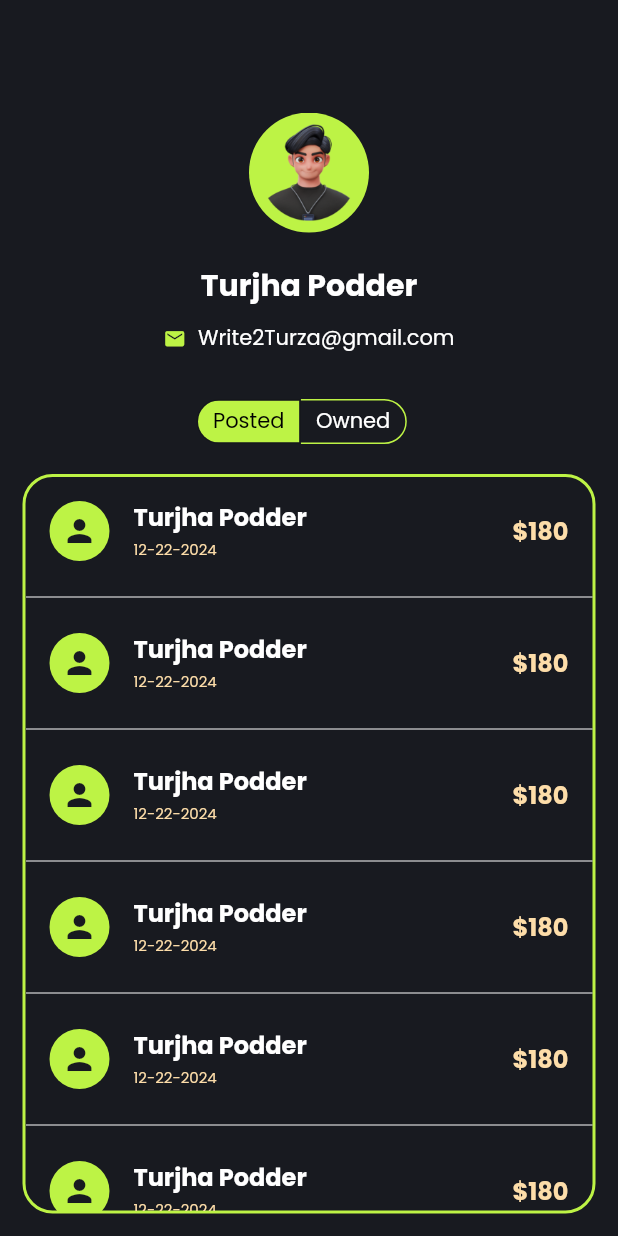
After one commit to Turzapodder/flutter_auction_app, a Flutter app: the ProfilePage screen opened directly, on a phone screen of 412 x 824 dp. The commit adds this screen. Run offline on Flutter 3.47's test engine with Material 2 defaults, Android fonts, the light colour scheme and no system bars; our stand-ins replace curved_navigation_bar, image_picker.

Commit message:
Profile & dashboard Designs are Completed

```diff
--- /dev/null
+++ b/lib/screens/profile_page.dart
@@ -0,0 +1,101 @@
+
+
+import 'package:auctionapp/const/colors.dart';
+import 'package:flutter/material.dart';
+
+import '../widgets/Profile_item_containers.dart';
+
+class ProfilePage extends StatefulWidget {
+  const ProfilePage({Key? key}) : super(key: key);
+
+  @override
+  State<ProfilePage> createState() => _ProfilePageState();
+}
+
+class _ProfilePageState extends State<ProfilePage> {
+  bool _isPostedSelected = true;
+  @override
+  Widget build(BuildContext context) {
+    return Scaffold(
+      backgroundColor: AppColor.primary,
+      body: Padding(
+        padding: EdgeInsets.all(15),
+        child: Container(
+          width: double.infinity,
+          child: Column(
+            crossAxisAlignment: CrossAxisAlignment.center,
+            children: [
+              SizedBox(
+                height: 60,
+              ),
+              Stack(
+                children: [
+                 CircleAvatar(
+                      radius: 40,
+                      backgroundColor: AppColor.green,
+                      child: Image.asset("assets/images/avatar2.png", fit: BoxFit.cover,),
+                    ),
+                  Positioned(
+                      top: 0,
+                      right: 120,
+                      child: Icon(Icons.verified, color: Colors.white,))
+                ],
+              ),
+              SizedBox(
+                height: 20,
+              ),
+              Text("Turjha Podder", style: TextStyle(color: Colors.white, fontSize: 20, fontWeight: FontWeight.bold),),
+              SizedBox(
+                height: 10,
+              ),
+              Row(
+                mainAxisAlignment: MainAxisAlignment.center,
+                crossAxisAlignment: CrossAxisAlignment.center,
+                children: [
+                  Icon(Icons.email, color: AppColor.green,size: 15,),
+                  SizedBox(width: 8,),
+                  Text("Write2Turza@gmail.com", style: TextStyle(color: Colors.white),)
+                ],
+              ),
+              SizedBox(
+                height: 30,
+              ),
+
+              Container(
+                height: 30,
+                width: 150,
+                child: ToggleButtons(
+                  borderRadius: BorderRadius.circular(30),
+                  selectedColor: Colors.black,
+                  borderColor: AppColor.green,
+                  color: Colors.white,
+                  fillColor: AppColor.green,
+                  isSelected: [_isPostedSelected, !_isPostedSelected],
+                  onPressed: (index) {
+                    setState(() {
+                      _isPostedSelected = index == 0;
+                    });
+                  },
+                  children:  [
+                    Padding(
+                      padding: EdgeInsets.symmetric(horizontal: 10.0,vertical: 0),
+                      child: Text('Posted',),
+                    ),
+                    Padding(
+                      padding: EdgeInsets.symmetric(horizontal: 10.0,vertical: 0),
+
+                      child: Text('Owned'),
+                    ),
+                  ],
+                ),
+              ),
+              SizedBox(height: 20),
+              _isPostedSelected ? PostedContainer() : OwnedContainer(),
+
+            ],
+          ),
+        ),
+      ),
+    );
+  }
+}
--- /dev/null
+++ b/lib/widgets/Profile_item_containers.dart
@@ -0,0 +1,67 @@
+import 'package:auctionapp/const/colors.dart';
+import 'package:flutter/material.dart';
+
+
+class PostedContainer extends StatelessWidget {
+  @override
+  Widget build(BuildContext context) {
+    return Expanded(child: Container(
+      width: double.infinity,
+      decoration: BoxDecoration(
+        border: Border.all(width: 2, color: AppColor.green),
+        borderRadius: BorderRadius.circular(20)
+      ),
+      child: ListView.separated(
+        shrinkWrap: true,
+        itemCount: 10,
+        separatorBuilder: (context, index) => Divider(
+          color: Colors.white,
+        ),
+        itemBuilder: (context, index) {
+          return ListTile(
+            leading: CircleAvatar(
+              backgroundColor: AppColor.green,
+              child: Icon(Icons.person, color: AppColor.primary,),
+            ),
+            title: Text('Turjha Podder', style: TextStyle(color: Colors.white, fontSize: 16, fontWeight: FontWeight.bold),),
+            subtitle: Text('12-22-2024',style: TextStyle(color: AppColor.secondary, fontSize: 10),),
+            trailing: Text('\$180', style: TextStyle(color: AppColor.secondary, fontSize: 16, fontWeight: FontWeight.bold),),
+          );
+        },
+      )
+    ),);
+  }
+}
+
+class OwnedContainer extends StatelessWidget {
+  @override
+  Widget build(BuildContext context) {
+    return Expanded(
+      child: Container(
+        width: double.infinity,
+        decoration: BoxDecoration(
+          borderRadius: BorderRadius.circular(20),
+          border: Border.all(width: 2, color: AppColor.green),
+        ),
+        child: ListView.separated(
+          shrinkWrap: true,
+          itemCount: 10,
+          separatorBuilder: (context, index) => Divider(
+            color: Colors.white,
+          ),
+          itemBuilder: (context, index) {
+            return ListTile(
+              leading: CircleAvatar(
+                backgroundColor: AppColor.green,
+                child: Icon(Icons.person, color: AppColor.primary,),
+              ),
+              title: Text('Turjha Podder', style: TextStyle(color: Colors.white, fontSize: 16, fontWeight: FontWeight.bold),),
+              subtitle: Text('12-22-2024',style: TextStyle(color: AppColor.secondary, fontSize: 10),),
+              trailing: Text('\$180', style: TextStyle(color: AppColor.secondary, fontSize: 16, fontWeight: FontWeight.bold),),
+            );
+          },
+        )
+      ),
+    );
+  }
+}
```
Also changed, not shown: lib/screens/home_page.dart (+28 -10 lines), lib/screens/onboarding_Screen.dart (+9 -9 lines), lib/screens/product_page.dart (added, +161 -0 lines), lib/widgets/page_container.dart (+1 -19 lines), lib/widgets/pageview_widget.dart (+20 -2 lines), assets/images/avatar2.png (added).
